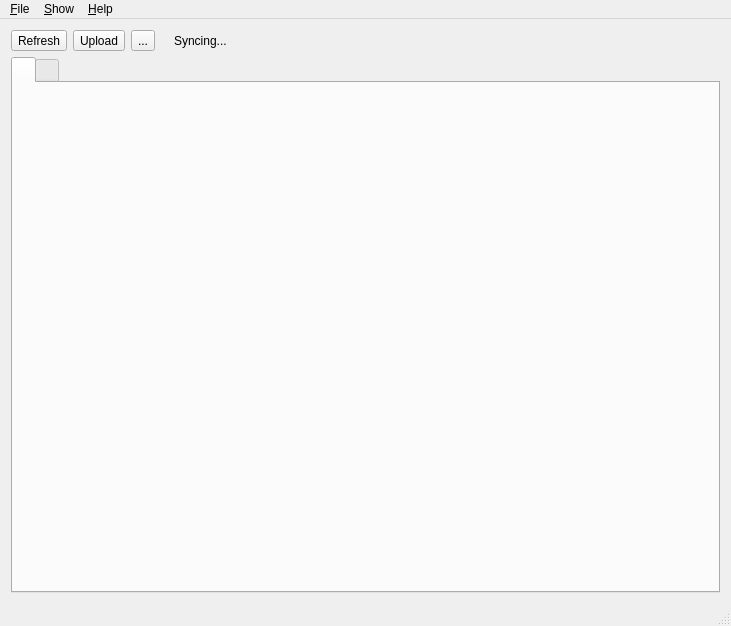
Above: MainWindow.ui from Entomologist/entomologist before the change. Below: the same form after it.
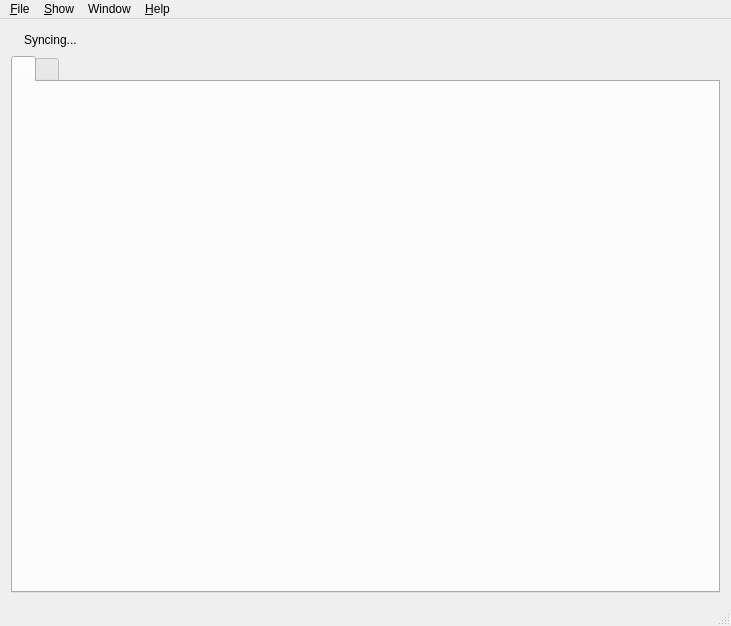
That is the form after the change. Icons and pictures are not drawn. Custom widgets are drawn as their Qt base class.

```diff
--- a/MainWindow.ui
+++ b/MainWindow.ui
@@ -24,75 +24,6 @@
    <layout class="QVBoxLayout" name="verticalLayout">
     <item>
      <layout class="QHBoxLayout" name="horizontalLayout">
-      <item>
-       <widget class="QToolButton" name="refreshButton">
-        <property name="sizePolicy">
-         <sizepolicy hsizetype="Fixed" vsizetype="Fixed">
-          <horstretch>0</horstretch>
-          <verstretch>0</verstretch>
-         </sizepolicy>
-        </property>
-        <property name="toolTip">
-         <string>Refresh</string>
-        </property>
-        <property name="statusTip">
-         <string>Resync all trackers</string>
-        </property>
-        <property name="text">
-         <string>Refresh</string>
-        </property>
-        <property name="iconSize">
-         <size>
-          <width>32</width>
-          <height>32</height>
-         </size>
-        </property>
-        <property name="toolButtonStyle">
-         <enum>Qt::ToolButtonIconOnly</enum>
-        </property>
-       </widget>
-      </item>
-      <item>
-       <widget class="QToolButton" name="uploadButton">
-        <property name="toolTip">
-         <string>Upload</string>
-        </property>
-        <property name="statusTip">
-         <string>Upload changed information</string>
-        </property>
-        <property name="text">
-         <string>Upload</string>
-        </property>
-        <property name="iconSize">
-         <size>
-          <width>32</width>
-          <height>32</height>
-         </size>
-        </property>
-        <property name="toolButtonStyle">
-         <enum>Qt::ToolButtonIconOnly</enum>
-        </property>
-       </widget>
-      </item>
-      <item>
-       <widget class="QToolButton" name="changelogButton">
-        <property name="toolTip">
-         <string>Changelog</string>
-        </property>
-        <property name="statusTip">
-         <string>Show the changelog</string>
-        </property>
-        <property name="text">
-         <string>...</string>
-        </property>
-        <property name="iconSize">
-         <size>
-          <width>32</width>
-          <height>32</height>
-         </size>
-        </property>
-       </widget>
-      </item>
       <item>
        <widget class="QLabel" name="spinnerLabel">
         <property name="sizePolicy">
@@ -208,7 +139,7 @@
      <x>0</x>
      <y>0</y>
      <width>731</width>
-     <height>21</height>
+     <height>20</height>
     </rect>
    </property>
    <widget class="QMenu" name="menu_Help">
@@ -241,8 +172,15 @@
     <addaction name="separator"/>
     <addaction name="actionEdit_Monitored_Components"/>
    </widget>
+   <widget class="QMenu" name="menuWindow">
+    <property name="title">
+     <string>Window</string>
+    </property>
+    <addaction name="actionShow_ToDo_List"/>
+   </widget>
    <addaction name="menu_File"/>
    <addaction name="menuShow"/>
+   <addaction name="menuWindow"/>
    <addaction name="menu_Help"/>
   </widget>
   <widget class="QStatusBar" name="statusBar"/>
```
Left out of the diff: 5 changed lines with no effect on the pictures.
